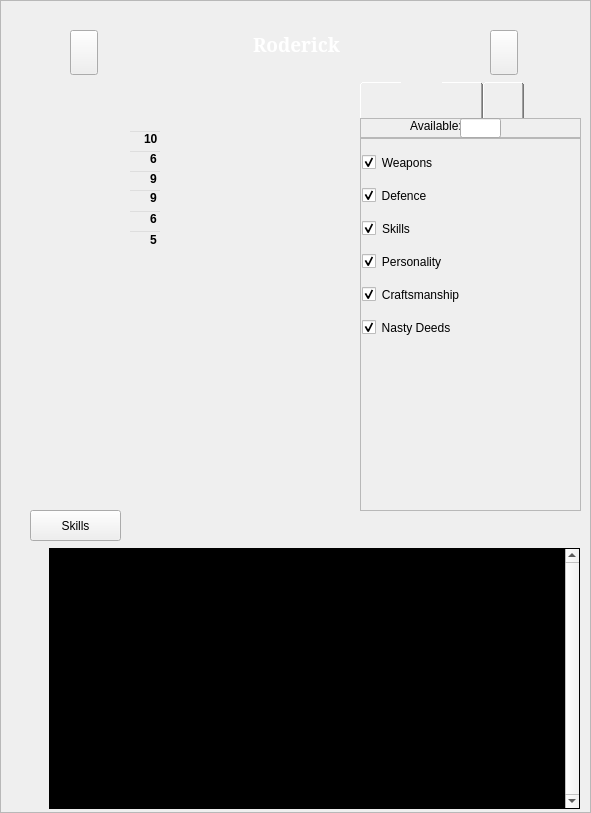
Above: charactertab.ui from fischerdr/MooseEdit before the change. Below: the same form after it.
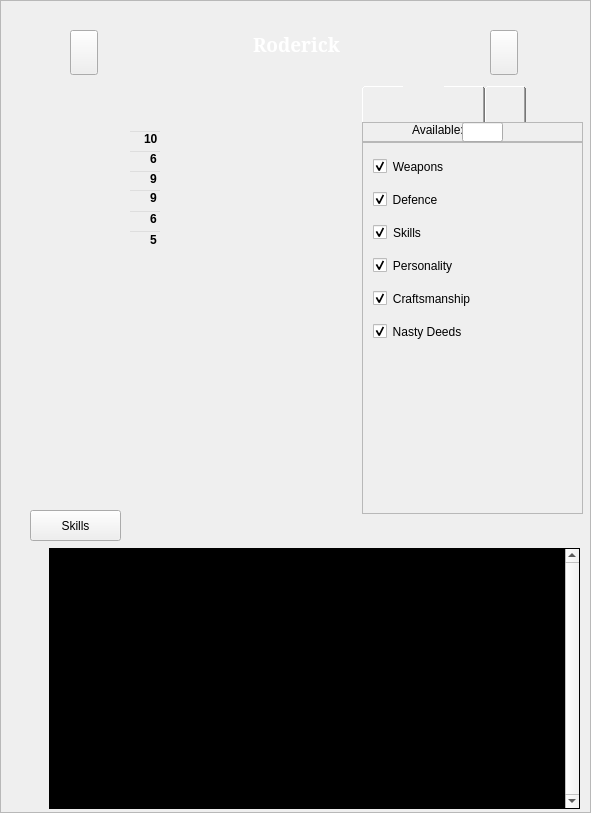
That is the form after the change. The open tabs and pages were chosen to show the change. Icons and pictures are not drawn. Custom widgets are drawn as their Qt base class.

Commit message: Restored abilities page margins

Patch:
```diff
--- a/charactertab.ui
+++ b/charactertab.ui
@@ -352,10 +352,10 @@
    <widget class="QTabWidget" name="tabWidget">
     <property name="geometry">
      <rect>
-      <x>360</x>
-      <y>80</y>
+      <x>362</x>
+      <y>84</y>
       <width>221</width>
-      <height>431</height>
+      <height>430</height>
      </rect>
     </property>
     <property name="sizePolicy">
@@ -682,9 +682,6 @@
 }</string>
                   </property>
                   <layout class="QVBoxLayout" name="verticalLayout_3">
-                   <property name="leftMargin">
-                    <number>0</number>
-                   </property>
                    <item>
                     <widget class="ExpandableGroupBox" name="weaponsGroup">
                      <property name="sizePolicy">
@@ -712,15 +709,9 @@
                       <property name="spacing">
                        <number>1</number>
                       </property>
-                      <property name="leftMargin">
-                       <number>2</number>
-                      </property>
                       <property name="topMargin">
                        <number>18</number>
                       </property>
-                      <property name="rightMargin">
-                       <number>20</number>
-                      </property>
                      </layout>
                     </widget>
                    </item>
@@ -751,15 +742,9 @@
                       <property name="spacing">
                        <number>1</number>
                       </property>
-                      <property name="leftMargin">
-                       <number>2</number>
-                      </property>
                       <property name="topMargin">
                        <number>18</number>
                       </property>
-                      <property name="rightMargin">
-                       <number>20</number>
-                      </property>
                      </layout>
                     </widget>
                    </item>
@@ -790,15 +775,9 @@
                       <property name="spacing">
                        <number>1</number>
                       </property>
-                      <property name="leftMargin">
-                       <number>2</number>
-                      </property>
                       <property name="topMargin">
                        <number>18</number>
                       </property>
-                      <property name="rightMargin">
-                       <number>20</number>
-                      </property>
                      </layout>
                     </widget>
                    </item>
@@ -829,15 +808,9 @@
                       <property name="spacing">
                        <number>1</number>
                       </property>
-                      <property name="leftMargin">
-                       <number>2</number>
-                      </property>
                       <property name="topMargin">
                        <number>18</number>
                       </property>
-                      <property name="rightMargin">
-                       <number>20</number>
-                      </property>
                      </layout>
                     </widget>
                    </item>
@@ -868,15 +841,9 @@
                       <property name="spacing">
                        <number>1</number>
                       </property>
-                      <property name="leftMargin">
-                       <number>2</number>
-                      </property>
                       <property name="topMargin">
                        <number>18</number>
                       </property>
-                      <property name="rightMargin">
-                       <number>20</number>
-                      </property>
                      </layout>
                     </widget>
                    </item>
@@ -907,15 +874,9 @@
                       <property name="spacing">
                        <number>1</number>
                       </property>
-                      <property name="leftMargin">
-                       <number>2</number>
-                      </property>
                       <property name="topMargin">
                        <number>18</number>
                       </property>
-                      <property name="rightMargin">
-                       <number>20</number>
-                      </property>
                      </layout>
                     </widget>
                    </item>
```
Left out of the diff: 25 changed lines with no effect on the pictures. Lines whose indentation alone changed are shown as unchanged.
